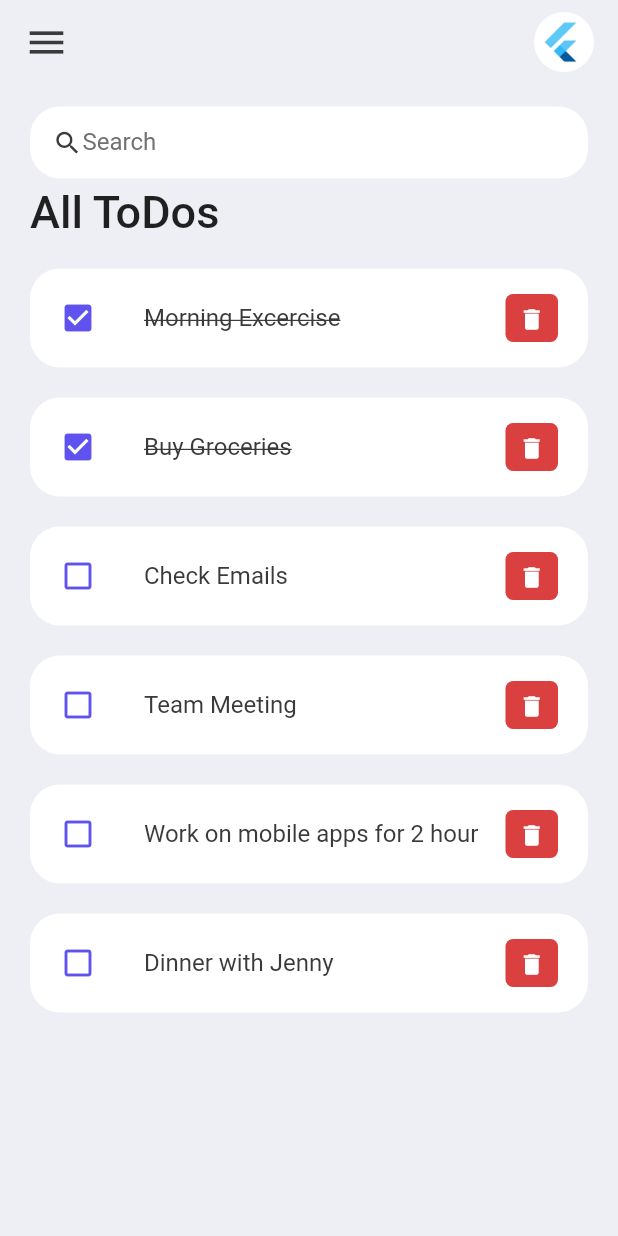
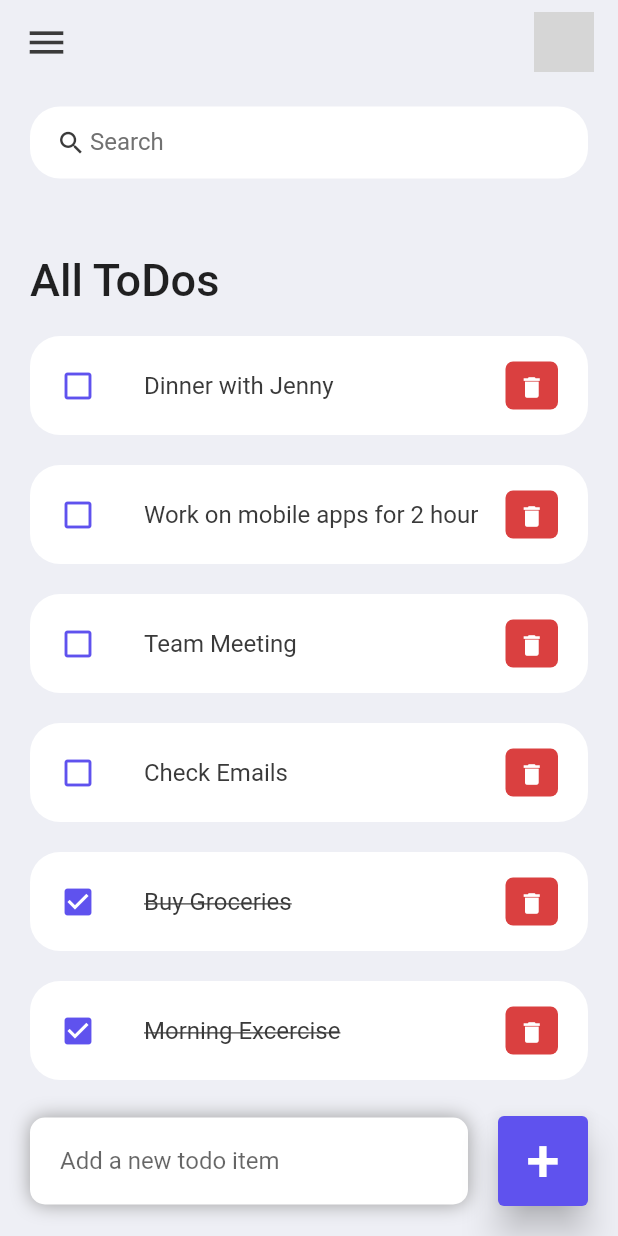
Before and after one commit to philip2998/flutter_ToDo_app, a Flutter app: the Home screen opened directly, on a phone screen of 412 x 824 dp. Run offline on Flutter 3.47's test engine with Material 2 defaults, Android fonts, the phone set to English and light mode, and no system bars; grey boxes are pictures that could not be loaded.

Commit message:
Created Todo item section, implemented functionality for todo list

```diff
--- a/lib/screens/home.dart
+++ b/lib/screens/home.dart
@@ -4,18 +4,36 @@ import '../widgets/todo_item.dart';
 import '../constants/colors.dart';
 import '../model/todo.dart';
 
-class Home extends StatelessWidget {
-  Home({super.key});
+class Home extends StatefulWidget {
+  Home({Key? key}) : super(key: key);
 
-  final todoList = ToDo.todoList();
+  @override
+  State<Home> createState() => _HomeState();
+}
+
+class _HomeState extends State<Home> {
+  final todosList = ToDo.todoList();
+  final _todoController = TextEditingController();
+  List<ToDo> _foundToDo = [];
+
+  @override
+  void initState() {
+    _foundToDo = todosList;
+    super.initState();
+  }
 
   @override
   Widget build(BuildContext context) {
     return Scaffold(
       backgroundColor: tdBGColor,
       appBar: _buildAppBar(),
-        body: Container(
-          padding: EdgeInsets.symmetric(horizontal: 20, vertical: 15),
+      body: Stack(
+        children: [
+          Container(
+            padding: EdgeInsets.symmetric(
+              horizontal: 20,
+              vertical: 15,
+            ),
             child: Column(
               children: [
                 SearchBox(),
@@ -23,20 +41,158 @@ class Home extends StatelessWidget {
                   child: ListView(
                     children: [
                       Container(
-                      margin: EdgeInsets.only(top: 5, bottom: 20),
+                        margin: EdgeInsets.only(
+                          top: 50,
+                          bottom: 20,
+                        ),
                         child: Text(
                           'All ToDos',
                           style: TextStyle(
-                            fontSize: 30, fontWeight: FontWeight.w500),
+                            fontSize: 30,
+                            fontWeight: FontWeight.w500,
                           ),
                         ),
-                    for (ToDo todo in todoList) TodoItem(toDo: todo)
+                      ),
+                      for (ToDo todoo in _foundToDo.reversed)
+                        ToDoItem(
+                          todo: todoo,
+                          onToDoChanged: _handleToDoChange,
+                          onDeleteItem: _deleteToDoItem,
+                        ),
                     ],
                   ),
                 )
               ],
             ),
+          ),
+          Align(
+            alignment: Alignment.bottomCenter,
+            child: Row(children: [
+              Expanded(
+                child: Container(
+                  margin: EdgeInsets.only(
+                    bottom: 20,
+                    right: 20,
+                    left: 20,
+                  ),
+                  padding: EdgeInsets.symmetric(
+                    horizontal: 20,
+                    vertical: 5,
+                  ),
+                  decoration: BoxDecoration(
+                    color: Colors.white,
+                    boxShadow: const [
+                      BoxShadow(
+                        color: Colors.grey,
+                        offset: Offset(0.0, 0.0),
+                        blurRadius: 10.0,
+                        spreadRadius: 0.0,
+                      ),
+                    ],
+                    borderRadius: BorderRadius.circular(10),
+                  ),
+                  child: TextField(
+                    controller: _todoController,
+                    decoration: InputDecoration(
+                        hintText: 'Add a new todo item',
+                        border: InputBorder.none),
+                  ),
+                ),
+              ),
+              Container(
+                margin: EdgeInsets.only(
+                  bottom: 20,
+                  right: 20,
+                ),
+                child: ElevatedButton(
+                  child: Text(
+                    '+',
+                    style: TextStyle(
+                      fontSize: 40,
+                    ),
+                  ),
+                  onPressed: () {
+                    _addToDoItem(_todoController.text);
+                  },
+                  style: ElevatedButton.styleFrom(
+                    backgroundColor: tdBlue,
+                    minimumSize: Size(60, 60),
+                    elevation: 10,
+                  ),
+                ),
+              ),
+            ]),
+          ),
+        ],
+      ),
+    );
+  }
+
+  void _handleToDoChange(ToDo todo) {
+    setState(() {
+      todo.isDone = !todo.isDone;
+    });
+  }
+
+  void _deleteToDoItem(String id) {
+    setState(() {
+      todosList.removeWhere((item) => item.id == id);
+    });
+  }
+
+  void _addToDoItem(String toDo) {
+    setState(() {
+      todosList.add(ToDo(
+        id: DateTime.now().millisecondsSinceEpoch.toString(),
+        todoText: toDo,
       ));
+    });
+    _todoController.clear();
+  }
+
+  void _runFilter(String enteredKeyword) {
+    List<ToDo> results = [];
+    if (enteredKeyword.isEmpty) {
+      results = todosList;
+    } else {
+      results = todosList
+          .where((item) => item.todoText!
+              .toLowerCase()
+              .contains(enteredKeyword.toLowerCase()))
+          .toList();
+    }
+
+    setState(() {
+      _foundToDo = results;
+    });
+  }
+
+  Widget SearchBox() {
+    return Container(
+      padding: EdgeInsets.symmetric(horizontal: 15),
+      decoration: BoxDecoration(
+        color: Colors.white,
+        borderRadius: BorderRadius.circular(20),
+      ),
+      child: TextField(
+        onChanged: (value) => _runFilter(value),
+        decoration: InputDecoration(
+          contentPadding: EdgeInsets.all(0),
+          prefixIcon: Icon(
+            Icons.search,
+            color: tdBlack,
+            size: 20,
+          ),
+          prefixIconConstraints: BoxConstraints(
+            maxHeight: 20,
+            minWidth: 25,
+          ),
+          border: InputBorder.none,
+          hintText: 'Search',
+          hintStyle: TextStyle(color: tdGrey),
+        ),
+      ),
+    );
   }
 
   AppBar _buildAppBar() {
@@ -54,40 +210,10 @@ class Home extends StatelessWidget {
           width: 40,
           child: ClipRRect(
             borderRadius: BorderRadius.circular(20),
-              child: Image.asset('images/flutter_img.jpg')),
-        )
+            child: Image.asset('assets/images/avatar.jpeg'),
+          ),
+        ),
       ]),
     );
   }
 }
-
-class SearchBox extends StatelessWidget {
-  const SearchBox({
-    super.key,
-  });
-
-  @override
-  Widget build(BuildContext context) {
-    return Column(
-      children: [
-        Container(
-          padding: EdgeInsets.symmetric(horizontal: 15),
-          decoration: BoxDecoration(
-            color: Colors.white,
-            borderRadius: BorderRadius.circular(20),
-          ),
-          child: TextField(
-            decoration: InputDecoration(
-                contentPadding: EdgeInsets.all(0),
-                prefixIcon: Icon(Icons.search, color: tdBlack, size: 20),
-                prefixIconConstraints:
-                    BoxConstraints(maxHeight: 20, maxWidth: 25),
-                border: InputBorder.none,
-                hintText: 'Search',
-                hintStyle: TextStyle(color: tdGrey)),
-          ),
-        )
-      ],
-    );
-  }
-}
--- a/lib/widgets/todo_item.dart
+++ b/lib/widgets/todo_item.dart
@@ -3,40 +3,60 @@ import 'package:flutter/material.dart';
 import '../constants/colors.dart';
 import '../model/todo.dart';
 
-class TodoItem extends StatelessWidget {
-  final ToDo toDo;
+class ToDoItem extends StatelessWidget {
+  final ToDo todo;
+  final onToDoChanged;
+  final onDeleteItem;
 
-  const TodoItem({super.key, required this.toDo});
+  const ToDoItem({
+    Key? key,
+    required this.todo,
+    required this.onToDoChanged,
+    required this.onDeleteItem,
+  }) : super(key: key);
 
   @override
   Widget build(BuildContext context) {
     return Container(
       margin: EdgeInsets.only(bottom: 20),
       child: ListTile(
-        onTap: () {},
-        shape: RoundedRectangleBorder(borderRadius: BorderRadius.circular(20)),
+        onTap: () {
+          onToDoChanged(todo);
+        },
+        shape: RoundedRectangleBorder(
+          borderRadius: BorderRadius.circular(20),
+        ),
         contentPadding: EdgeInsets.symmetric(horizontal: 20, vertical: 5),
         tileColor: Colors.white,
         leading: Icon(
-            toDo.isDone ? Icons.check_box : Icons.check_box_outline_blank,
-            color: tdBlue),
-        title: Text(toDo.todoText!,
-            style: TextStyle(
-                fontSize: 16,
-                color: tdBlack,
-                decoration: toDo.isDone ? TextDecoration.lineThrough : null)),
+          todo.isDone ? Icons.check_box : Icons.check_box_outline_blank,
+          color: tdBlue,
+        ),
+        title: Text(
+          todo.todoText!,
+          style: TextStyle(
+            fontSize: 16,
+            color: tdBlack,
+            decoration: todo.isDone ? TextDecoration.lineThrough : null,
+          ),
+        ),
         trailing: Container(
           padding: EdgeInsets.all(0),
           margin: EdgeInsets.symmetric(vertical: 12),
           height: 35,
           width: 35,
           decoration: BoxDecoration(
-              color: tdRed, borderRadius: BorderRadius.circular(5)),
+            color: tdRed,
+            borderRadius: BorderRadius.circular(5),
+          ),
           child: IconButton(
-            icon: Icon(Icons.delete),
             color: Colors.white,
             iconSize: 18,
-            onPressed: () {},
+            icon: Icon(Icons.delete),
+            onPressed: () {
+              // print('Clicked on delete icon');
+              onDeleteItem(todo.id);
+            },
           ),
         ),
       ),
```
Also changed, not shown: lib/main.dart (renamed from lib/widgets/main.dart), 1 other file. Lines whose indentation alone changed are shown as unchanged.
